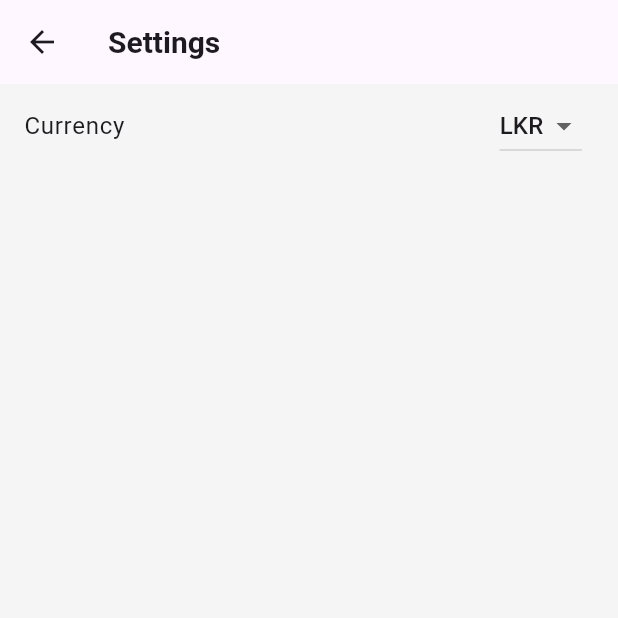
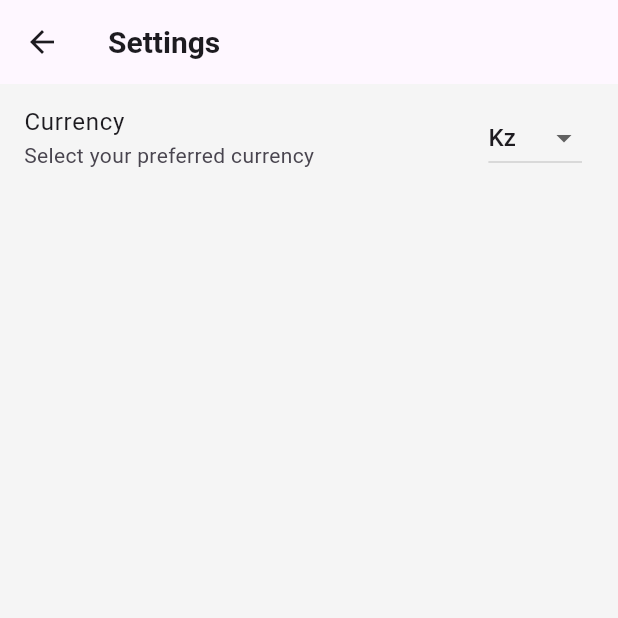
Before and after one commit to Nahom8bit/Fast-Balance, a Flutter app: the SettingsScreen screen opened directly, on a phone screen of 412 x 824 dp, the top half of it. Run offline on Flutter 3.47's test engine with Material 3 defaults, Android fonts, the phone set to English and light mode, and no system bars; our stand-ins replace csv, file_picker, fl_chart, pdf, printing, shared_preferences and 2 more; accounts and stored records are empty.

Commit message:
release update

```diff
--- a/salaries_app/lib/currency_formatter.dart
+++ b/salaries_app/lib/currency_formatter.dart
@@ -3,11 +3,11 @@ import 'package:shared_preferences/shared_preferences.dart';
 
 class CurrencyFormatter {
   static late SharedPreferences _prefs;
-  static String _currencySymbol = 'L.K.R';
+  static String _currencySymbol = 'Kz';
 
   static Future<void> init() async {
     _prefs = await SharedPreferences.getInstance();
-    _currencySymbol = _prefs.getString('currency') ?? 'L.K.R';
+    _currencySymbol = _prefs.getString('currency') ?? 'Kz';
   }
 
   static String format(double value) {
@@ -22,4 +22,8 @@ class CurrencyFormatter {
     _currencySymbol = currency;
     _prefs.setString('currency', currency);
   }
+
+  static List<String> getAvailableCurrencies() {
+    return ['Kz', 'USD', 'EUR', 'L.K.R'];
+  }
 }
--- a/salaries_app/lib/settings_screen.dart
+++ b/salaries_app/lib/settings_screen.dart
@@ -1,5 +1,6 @@
 import 'package:flutter/material.dart';
 import 'package:shared_preferences/shared_preferences.dart';
+import 'currency_formatter.dart';
 
 class SettingsScreen extends StatefulWidget {
   const SettingsScreen({super.key});
@@ -9,7 +10,7 @@ class SettingsScreen extends StatefulWidget {
 }
 
 class SettingsScreenState extends State<SettingsScreen> {
-  String _selectedCurrency = 'LKR';
+  String _selectedCurrency = 'Kz';
 
   @override
   void initState() {
@@ -20,13 +21,14 @@ class SettingsScreenState extends State<SettingsScreen> {
   Future<void> _loadCurrency() async {
     final prefs = await SharedPreferences.getInstance();
     setState(() {
-      _selectedCurrency = prefs.getString('currency') ?? 'LKR';
+      _selectedCurrency = prefs.getString('currency') ?? 'Kz';
     });
   }
 
   Future<void> _setCurrency(String currency) async {
     final prefs = await SharedPreferences.getInstance();
     await prefs.setString('currency', currency);
+    CurrencyFormatter.setCurrency(currency);
     setState(() {
       _selectedCurrency = currency;
     });
@@ -42,6 +44,7 @@ class SettingsScreenState extends State<SettingsScreen> {
         children: [
           ListTile(
             title: const Text('Currency'),
+            subtitle: const Text('Select your preferred currency'),
             trailing: DropdownButton<String>(
               value: _selectedCurrency,
               onChanged: (String? newValue) {
@@ -49,7 +52,7 @@ class SettingsScreenState extends State<SettingsScreen> {
                   _setCurrency(newValue);
                 }
               },
-              items: <String>['LKR', 'USD', 'EUR']
+              items: CurrencyFormatter.getAvailableCurrencies()
                   .map<DropdownMenuItem<String>>((String value) {
                 return DropdownMenuItem<String>(
                   value: value,
```
